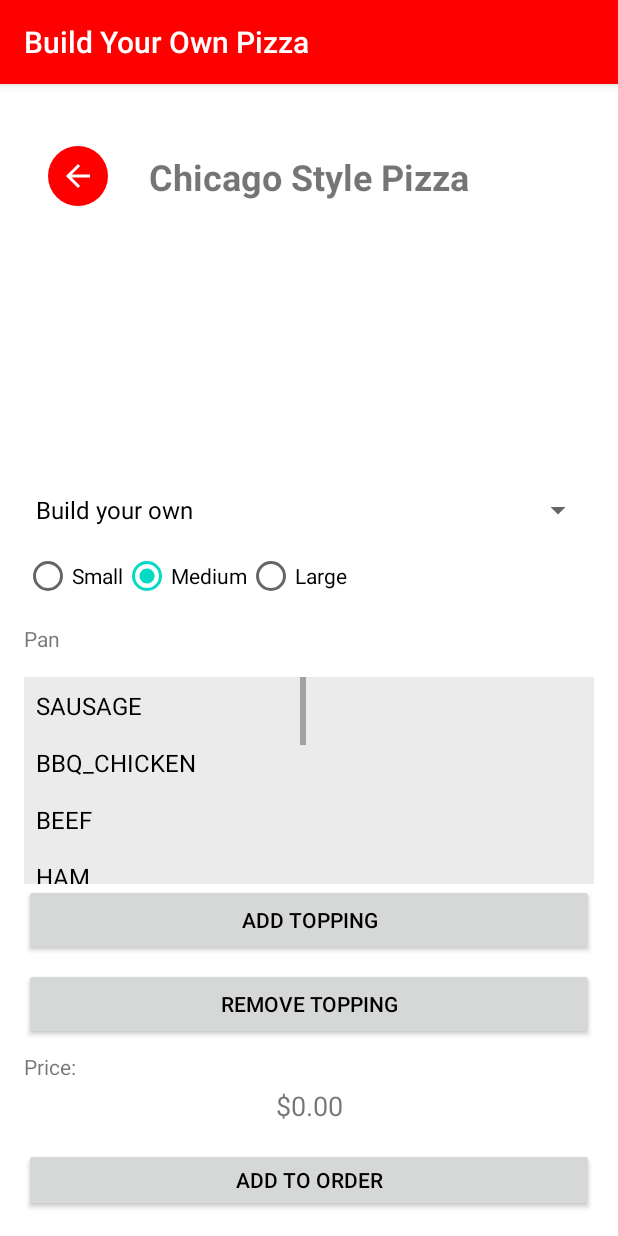
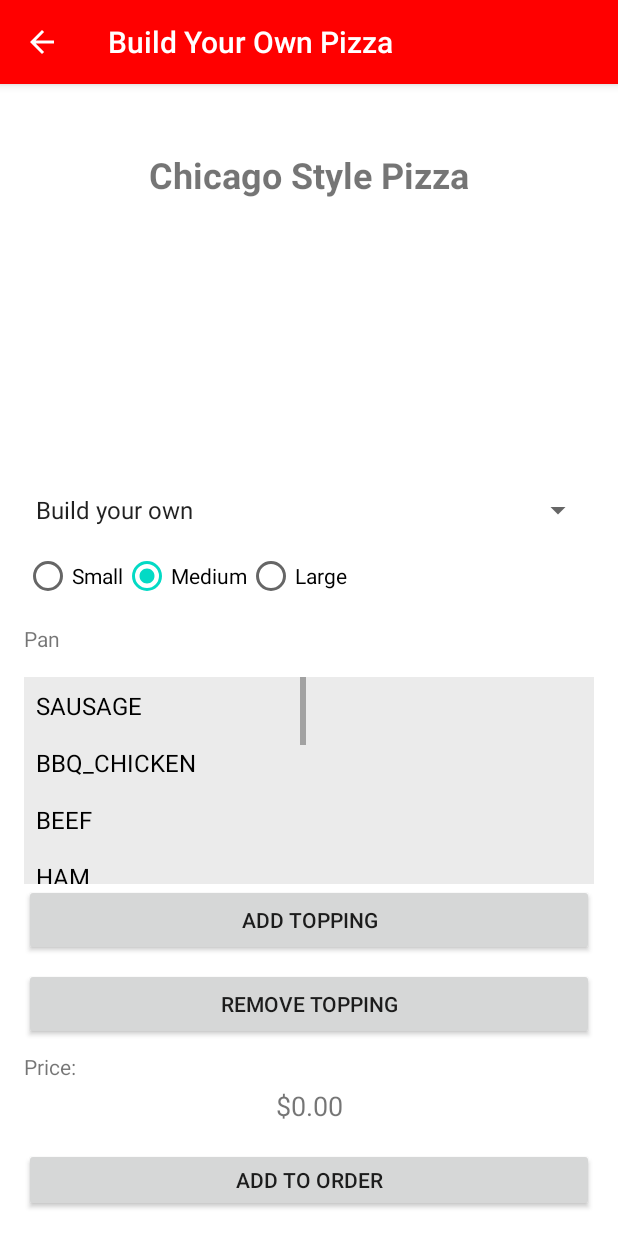
Before and after one commit to lukasdchang/Pizzeria, an Android app: the screen it shows after launch (BuildYourOwnActivity), after a tap on an icon or button, on a phone screen of 412 x 824 dp. Run offline under Robolectric (Android 15) with nearby library versions, the phone set to English and light mode, and no system bars.

Commit message:
added back button to every view
- moved back button to action bar
- now appears in every view
- made some visual changes to main menu

```diff
--- a/app/src/main/AndroidManifest.xml
+++ b/app/src/main/AndroidManifest.xml
@@ -44,7 +44,7 @@
             android:name=".OrderSummaryActivity"
             android:exported="true"
             android:label="@string/order_summary_title"
-            android:theme="@style/Theme.Pizzeria.NoActionBar" />
+            android:theme="@style/Theme.Pizzeria" />
 
         <!-- Build Your Own Activity -->
         <activity
--- a/app/src/main/java/com/example/pizzeria/BuildYourOwnActivity.java
+++ b/app/src/main/java/com/example/pizzeria/BuildYourOwnActivity.java
@@ -8,6 +8,8 @@ import androidx.appcompat.app.AppCompatActivity;
 import androidx.recyclerview.widget.LinearLayoutManager;
 import androidx.recyclerview.widget.RecyclerView;
 import android.view.View;
+import androidx.annotation.NonNull;
+import android.view.MenuItem;
 
 import com.example.pizzeria.R;
 import com.example.pizzeria.models.*;
@@ -48,14 +50,10 @@ public class BuildYourOwnActivity extends AppCompatActivity {
             titleLabel.setText(title); // Set title from Intent
         }
 
-        // Back button functionality
-        ImageButton backButton = findViewById(R.id.backButton);
-        backButton.setOnClickListener(v -> {
-            Intent intent = new Intent(this, MainMenuActivity.class);
-            intent.addFlags(Intent.FLAG_ACTIVITY_CLEAR_TOP | Intent.FLAG_ACTIVITY_NEW_TASK);
-            startActivity(intent);
-            finish();
-        });
+        // Enable the back button in the ActionBar
+        if (getSupportActionBar() != null) {
+            getSupportActionBar().setDisplayHomeAsUpEnabled(true);
+        }
 
         // Initialize UI components
         initializeUIComponents();
@@ -76,6 +74,19 @@ public class BuildYourOwnActivity extends AppCompatActivity {
 
         // Set up event listeners
         setupEventListeners();
+    }
+
+    @Override
+    public boolean onOptionsItemSelected(@NonNull MenuItem item) {
+        if (item.getItemId() == android.R.id.home) {
+            // Handle the back button click (just like your current backButton functionality)
+            Intent intent = new Intent(this, MainMenuActivity.class);
+            intent.addFlags(Intent.FLAG_ACTIVITY_CLEAR_TOP | Intent.FLAG_ACTIVITY_NEW_TASK);
+            startActivity(intent);
+            finish();
+            return true;
+        }
+        return super.onOptionsItemSelected(item);
     }
 
     private void initializeUIComponents() {
--- a/app/src/main/res/drawable/button_background.xml
+++ b/app/src/main/res/drawable/button_background.xml
@@ -2,5 +2,4 @@
 <shape xmlns:android="http://schemas.android.com/apk/res/android">
     <solid android:color="@color/white" />
     <corners android:radius="8dp" />
-    <stroke android:color="@color/primaryColor" android:width="2dp" />
 </shape>
--- a/app/src/main/res/layout/activity_build_your_own.xml
+++ b/app/src/main/res/layout/activity_build_your_own.xml
@@ -11,35 +11,18 @@
         android:layout_width="match_parent"
         android:layout_height="90dp">
 
-        <ImageButton
-            android:id="@+id/backButton"
-            android:layout_width="40dp"
-            android:layout_height="40dp"
-            android:layout_margin="16dp"
-            android:layout_marginStart="24dp"
-            android:layout_marginTop="25dp"
-            android:layout_marginEnd="27dp"
-            android:layout_marginBottom="34dp"
-            android:background="@drawable/circular_button"
-            android:src="@drawable/baseline_arrow_back_24"
-            android:scaleType="center"
-            android:padding="8dp"
-            app:layout_constraintBottom_toBottomOf="parent"
-            app:layout_constraintEnd_toStartOf="@+id/titleLabel"
-            app:layout_constraintStart_toStartOf="parent"
-            app:layout_constraintTop_toTopOf="parent" />
-
         <TextView
             android:id="@+id/titleLabel"
-            android:layout_width="wrap_content"
-            android:layout_height="wrap_content"
-            android:layout_marginStart="27dp"
-            android:layout_marginTop="29dp"
+            android:layout_width="333dp"
+            android:layout_height="35dp"
+            android:layout_marginStart="23dp"
+            android:layout_marginTop="28dp"
             android:paddingBottom="0dp"
-            android:text=""
+            android:text="placeholder"
+            android:textAlignment="center"
             android:textSize="24sp"
             android:textStyle="bold"
-            app:layout_constraintStart_toEndOf="@+id/backButton"
+            app:layout_constraintStart_toStartOf="parent"
             app:layout_constraintTop_toTopOf="parent" />
     </androidx.constraintlayout.widget.ConstraintLayout>
 
--- a/app/src/main/res/values/strings.xml
+++ b/app/src/main/res/values/strings.xml
@@ -3,7 +3,7 @@
     <string name="app_name">Pizzeria</string>
 
     <!-- Main Menu Strings -->
-    <string name="main_menu_title">Main Menu</string>
+    <string name="main_menu_title">RU Pizzeria Menu</string>
     <string name="main_menu_chicago_pizza">Chicago Style Pizza</string>
     <string name="main_menu_ny_pizza">New York Style Pizza</string>
     <string name="main_menu_current_order">Current Order</string>
--- a/app/src/main/res/values/themes.xml
+++ b/app/src/main/res/values/themes.xml
@@ -4,7 +4,6 @@
         <item name="colorPrimary">@color/red_500</item>
         <item name="colorPrimaryDark">@color/red_700</item>
         <item name="colorAccent">@color/teal_200</item>
-        <item name="android:textColorPrimary">@android:color/black</item>
         <item name="android:windowBackground">@android:color/white</item>
     </style>
 
```
Also changed, not shown: app/src/main/java/com/example/pizzeria/OrderActivity.java (+20 -0 lines), app/src/main/java/com/example/pizzeria/OrderSummaryActivity.java (+18 -1 lines), app/src/main/res/layout/activity_main_menu.xml (+25 -14 lines).
